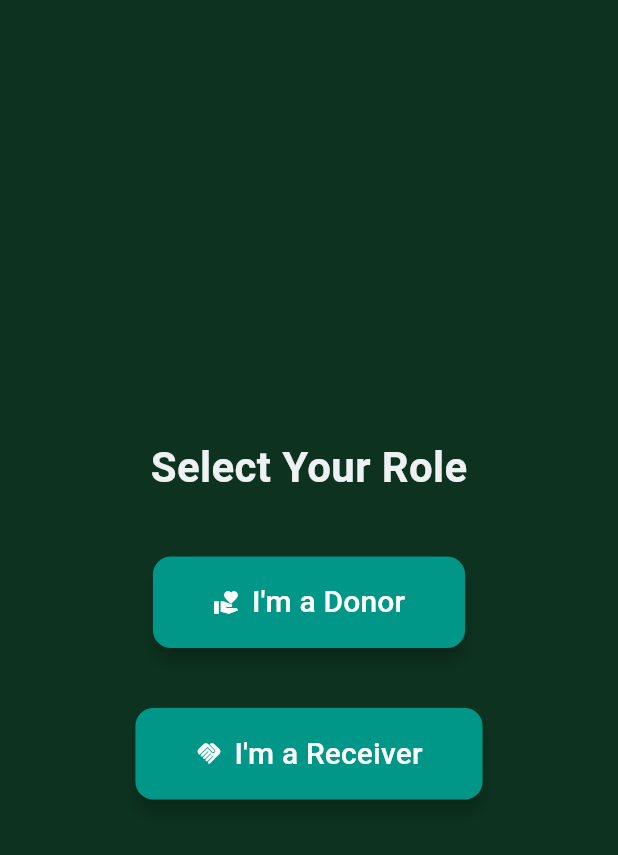
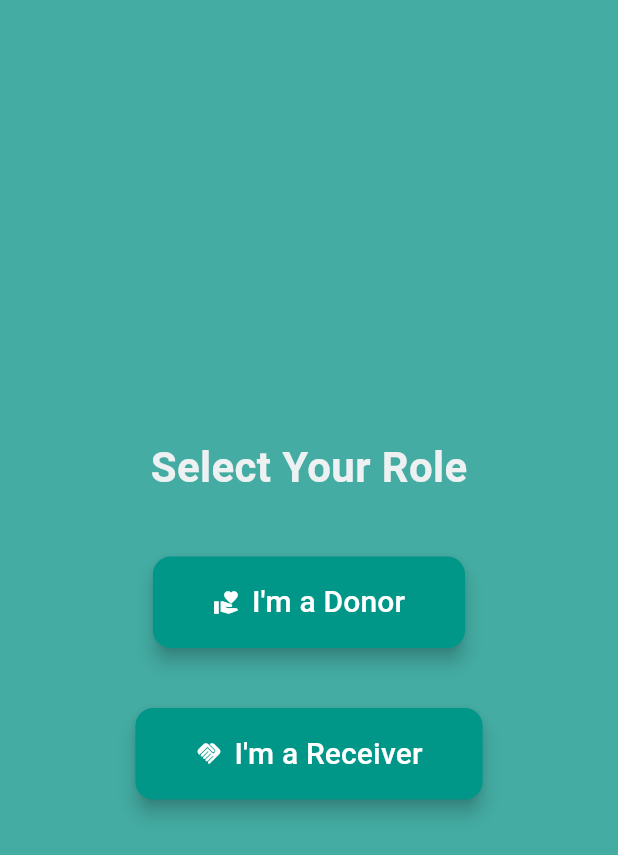
Before and after one commit to Fzzz03/screens, a Flutter app: the screen it shows after launch, after a tap on "Get Started", on a phone screen of 412 x 824 dp. Shown: the top 855 px of the screen. Run offline on Flutter 3.47's test engine with Material 3 defaults, Android fonts, the phone set to English and light mode, and no system bars.

Commit message:
Global color update

```diff
--- a/lib/main.dart
+++ b/lib/main.dart
@@ -17,6 +17,8 @@ class ZakatApp extends StatelessWidget {
         primaryColor: const Color(0xFF009688),
         brightness: Brightness.light,
         fontFamily: 'Roboto',
+        scaffoldBackgroundColor: const Color(0xFF44ACA3),
+
       ),
       home: const ZakatWelcomeScreen(),
     );
--- a/lib/role_selection_page.dart
+++ b/lib/role_selection_page.dart
@@ -10,9 +10,7 @@ class RoleSelectionPage extends StatelessWidget {
       body: Stack(
         fit: StackFit.expand,
         children: [
-          Container(
-            color: const Color.fromARGB(255, 13, 51, 32),
-          ),
+
           Center(
             child: Column(
               mainAxisAlignment: MainAxisAlignment.center,
--- a/lib/zakat_login_page.dart
+++ b/lib/zakat_login_page.dart
@@ -13,9 +13,6 @@ class ZakatLoginPage extends StatelessWidget {
       body: Stack(
         fit: StackFit.expand,
         children: [
-          Container(
-            color: const Color.fromARGB(255, 13, 51, 32),
-          ),
           Column(
             mainAxisAlignment: MainAxisAlignment.start,
             children: [
--- a/lib/zakat_welcome_screen.dart
+++ b/lib/zakat_welcome_screen.dart
@@ -10,9 +10,7 @@ class ZakatWelcomeScreen extends StatelessWidget {
       body: Stack(
         fit: StackFit.expand,
         children: [
-          Container(
-            color: const Color.fromARGB(255, 13, 51, 32),
-          ),
+
           Column(
             mainAxisAlignment: MainAxisAlignment.center,
             children: [
```
